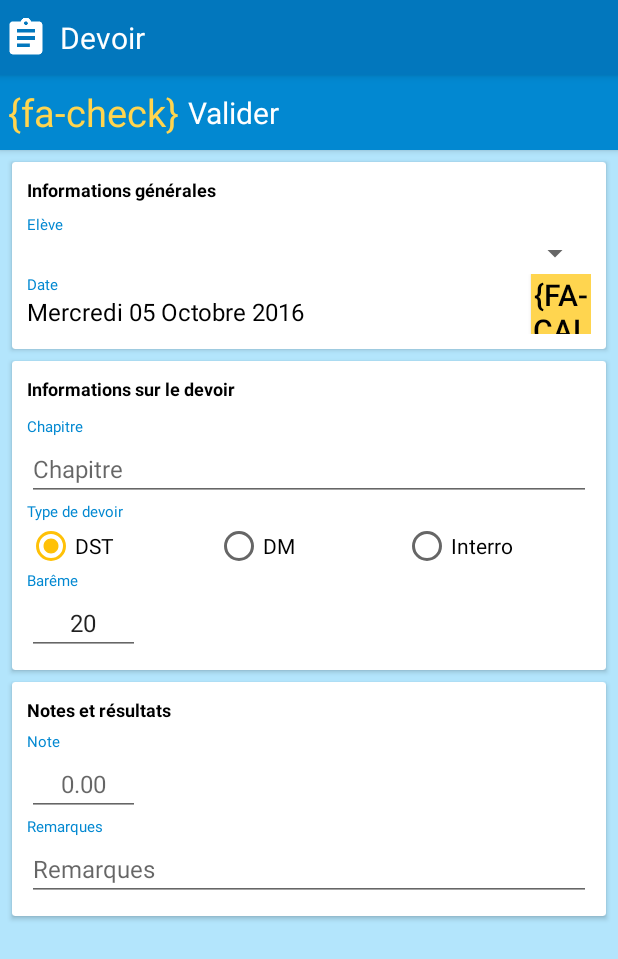
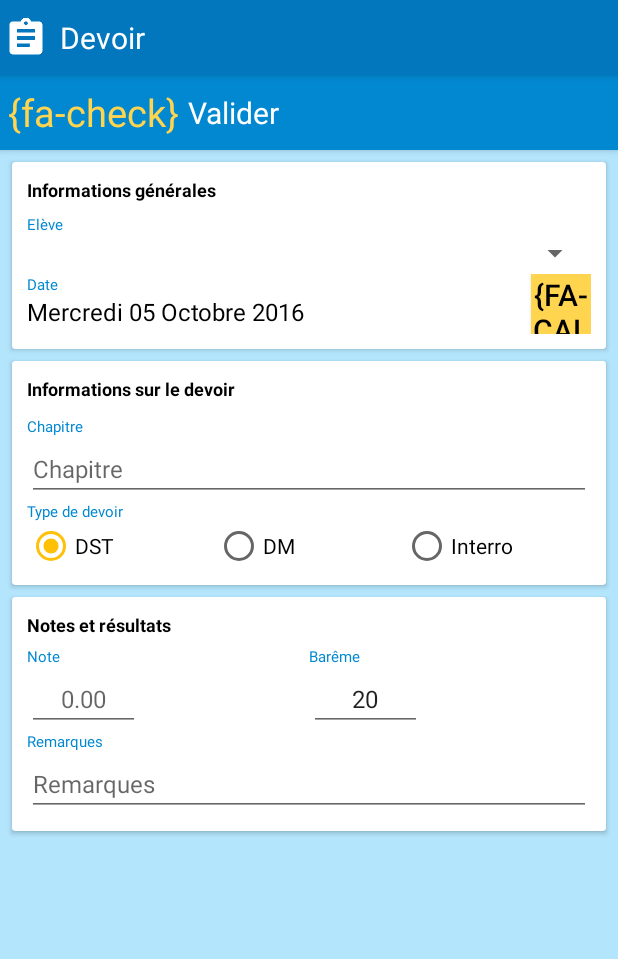
Before and after one commit to Gaminho/MyClass, an Android app: the fragment FragmentAddOrEditDevoir placed in its activity, on a phone screen of 412 x 824 dp. Shown: the top 959 px of the screen. Run offline under Robolectric (Android 15) with nearby library versions, the phone set to English and light mode, and no system bars; libraries missing offline, so code that uses them is left out: com.joanzapata.iconify; plain views replace IconButton, IconTextView; 1 statement that could not run was skipped.

Commit message:
update layout of devoir details and recycler view to handle different barems

```diff
--- a/app/src/main/java/com/example/la/myclass/activities/devoir/FragmentAddOrEditDevoir.java
+++ b/app/src/main/java/com/example/la/myclass/activities/devoir/FragmentAddOrEditDevoir.java
@@ -282,7 +282,7 @@ public class FragmentAddOrEditDevoir extends FragmentAddOrEditDefault implements
 
         editText = (EditText)mContentView.findViewById(R.id.note);
         if(!editText.getText().toString().equals(""))
-            mDevoir.setNote(Double.parseDouble(editText.getText().toString()));
+            mDevoir.setNote(Double.parseDouble(editText.getText().toString().replace(",",".")));
 
         return mDevoir;
 
--- a/app/src/main/java/com/example/la/myclass/adapters/RecyclerViewDevoirs.java
+++ b/app/src/main/java/com/example/la/myclass/adapters/RecyclerViewDevoirs.java
@@ -62,9 +62,9 @@ public class RecyclerViewDevoirs extends RecyclerView.Adapter<RecyclerViewDevoir
         personViewHolder.devoirThem.setText(devoir.getTheme());
         personViewHolder.devoirPupil.setText(devoir.getPupil().getFullName());
         if(devoir.getNote() > 0)
-            personViewHolder.mark.setText(devoir.getNote()+"/20");
+            personViewHolder.mark.setText(String.format("%.2f/%d", devoir.getNote(),devoir.getBarem()));
         else
-            personViewHolder.mark.setText("-/20");
+            personViewHolder.mark.setText(String.format("-/%d",devoir.getBarem()));
 
         personViewHolder.row.setOnClickListener(new View.OnClickListener() {
             @Override
--- a/app/src/main/java/com/example/la/myclass/database/MyDatabase.java
+++ b/app/src/main/java/com/example/la/myclass/database/MyDatabase.java
@@ -31,7 +31,6 @@ public class MyDatabase extends SQLiteOpenHelper {
 
 
     private static final String TABLE_COURSES = "courses_table";
-    private static final String TABLE_COURSES_2 = "courses_table_2";
     private static final String COL_PUPIL_NAME = "PUPIL_NAME";
     private static final String COL_DATE = "DATE";
     private static final String COL_DURATION = "DURATION";
@@ -73,23 +72,11 @@ public class MyDatabase extends SQLiteOpenHelper {
             + COL_THEME + " TEXT, " + COL_MEMO + " TEXT, "
             + COL_PUPIL_ID + " INTEGER );";
 
-    private static final String CREATE_COURSES_BDD_2 = "CREATE TABLE " + TABLE_COURSES_2 + " ("
-            + COL_ID + " INTEGER PRIMARY KEY AUTOINCREMENT, "
-            + COL_DATE + " LONG, " + COL_DURATION + " INTEGER, "
-            + COL_STATE + " INTEGER, " + COL_MONEY + " DOUBLE, "
-            + COL_THEME + " TEXT, " + COL_MEMO + " TEXT, "
-            + COL_PUPIL_ID + " INTEGER );";
-
     private static final String CREATE_DEVOIRS_BDD = "CREATE TABLE " + TABLE_DEVOIRS + " ("
             + COL_ID + " INTEGER PRIMARY KEY AUTOINCREMENT, " + COL_THEME + " TEXT NOT NULL, "
             + COL_DATE + " LONG, " + COL_NOTE + " DOUBLE, " + COL_COMMENTAIRE + " TEXT, "
             + COL_STATE + " INTEGER DEFAULT 0, " + COL_PUPIL_ID + " INTEGER, "
             + COL_BAREM + " INTEGER DEFAULT 20, " + COL_TYPE + " INTEGER DEFAULT 0 );";
-
-    private static final String CREATE_DEVOIRS_BDD_2 = "CREATE TABLE " + TABLE_DEVOIRS_2 + " ("
-            + COL_ID + " INTEGER PRIMARY KEY AUTOINCREMENT, " + COL_THEME + " TEXT NOT NULL, "
-            + COL_DATE + " LONG, " + COL_NOTE + " DOUBLE, " + COL_COMMENTAIRE + " TEXT, "
-            + COL_STATE + " INTEGER DEFAULT 0, " + COL_PUPIL_ID + " INTEGER );";
 
     public MyDatabase(Context context, String name, SQLiteDatabase.CursorFactory factory, int version) {
         super(context, name, factory, version);
--- a/app/src/main/res/layout/adding_devoir.xml
+++ b/app/src/main/res/layout/adding_devoir.xml
@@ -192,23 +192,6 @@
 
                 </RadioGroup>
 
-                <TextView
-                    android:layout_width="wrap_content"
-                    android:layout_height="wrap_content"
-                    android:textSize="10dp"
-                    android:text="Barême"
-                    android:textColor="@color/them700"/>
-
-                <EditText
-                    android:id="@+id/bareme"
-                    android:layout_width="wrap_content"
-                    android:layout_height="wrap_content"
-                    android:inputType="numberDecimal"
-                    android:minWidth="75dp"
-                    android:gravity="center"
-                    android:textSize="16dp"
-                    android:text="20"/>
-
             </LinearLayout>
 
         </LinearLayout>
@@ -243,12 +226,17 @@
                 android:focusable="true"
                 android:focusableInTouchMode="true"/>
 
-            <!-- Note -->
+            <!-- Note & Bareme -->
             <LinearLayout
                 android:layout_width="match_parent"
                 android:layout_height="wrap_content"
-                android:orientation="vertical"
                 android:layout_marginTop="2dp">
+
+                <LinearLayout
+                    android:layout_width="0dp"
+                    android:layout_weight="1"
+                    android:layout_height="wrap_content"
+                    android:orientation="vertical">
 
                     <TextView
                         android:layout_width="wrap_content"
@@ -266,6 +254,33 @@
                         android:gravity="center"
                         android:textSize="16dp"
                         android:hint="0.00"/>
+
+                </LinearLayout>
+
+                <LinearLayout
+                    android:layout_width="0dp"
+                    android:layout_weight="1"
+                    android:layout_height="wrap_content"
+                    android:orientation="vertical">
+
+                    <TextView
+                        android:layout_width="wrap_content"
+                        android:layout_height="wrap_content"
+                        android:textSize="10dp"
+                        android:text="Barême"
+                        android:textColor="@color/them700"/>
+
+                    <EditText
+                        android:id="@+id/bareme"
+                        android:layout_width="wrap_content"
+                        android:layout_height="wrap_content"
+                        android:inputType="numberDecimal"
+                        android:minWidth="75dp"
+                        android:gravity="center"
+                        android:textSize="16dp"
+                        android:text="20"/>
+
+                </LinearLayout>
 
             </LinearLayout>
 
--- a/app/src/main/res/layout/devoir_fragment_details.xml
+++ b/app/src/main/res/layout/devoir_fragment_details.xml
@@ -139,7 +139,9 @@
                 <android.support.v7.widget.CardView
                     android:layout_width="match_parent"
                     android:layout_height="wrap_content"
-                    android:layout_margin="8dp">
+                    android:layout_marginLeft="8dp"
+                    android:layout_marginRight="8dp"
+                    android:layout_marginBottom="8dp">
 
                     <LinearLayout
                         android:layout_width="match_parent"
```
Also changed, not shown: 1 other file. Lines whose indentation alone changed are shown as unchanged.
